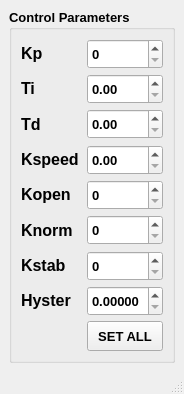
The window that admin_window.ui (smartslava/bronkhorst) describes before a commit, drawn with Qt 5.
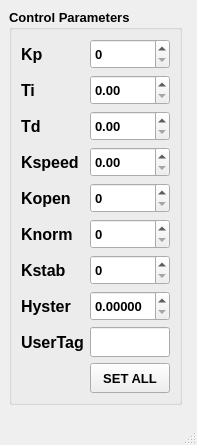
The same window after the commit.

Commit message: Migrated to PyQt6, added UserTag functionality. Added Icons

The edit to the form file:
```diff
--- a/admin_window.ui
+++ b/admin_window.ui
@@ -6,16 +6,16 @@
    <rect>
     <x>0</x>
     <y>0</y>
-    <width>184</width>
-    <height>394</height>
+    <width>197</width>
+    <height>445</height>
    </rect>
   </property>
   <property name="windowTitle">
    <string>MainWindow</string>
   </property>
   <widget class="QWidget" name="centralwidget">
-   <layout class="QVBoxLayout" name="verticalLayout">
-    <item>
+   <layout class="QFormLayout" name="formLayout">
+    <item row="0" column="0">
      <widget class="QGroupBox" name="groupBox">
       <property name="minimumSize">
        <size>
@@ -367,7 +367,55 @@
          </property>
         </widget>
        </item>
+       <item row="8" column="0">
+        <widget class="QLabel" name="label_11">
+         <property name="sizePolicy">
+          <sizepolicy hsizetype="Minimum" vsizetype="Preferred">
+           <horstretch>0</horstretch>
+           <verstretch>0</verstretch>
+          </sizepolicy>
+         </property>
+         <property name="minimumSize">
+          <size>
+           <width>60</width>
+           <height>15</height>
+          </size>
+         </property>
+         <property name="font">
+          <font>
+           <pointsize>12</pointsize>
+           <weight>75</weight>
+           <bold>true</bold>
+          </font>
+         </property>
+         <property name="text">
+          <string>UserTag</string>
+         </property>
+        </widget>
+       </item>
        <item row="8" column="1">
+        <widget class="QLineEdit" name="user_tag_lineedit">
+         <property name="sizePolicy">
+          <sizepolicy hsizetype="Minimum" vsizetype="Fixed">
+           <horstretch>0</horstretch>
+           <verstretch>0</verstretch>
+          </sizepolicy>
+         </property>
+         <property name="minimumSize">
+          <size>
+           <width>60</width>
+           <height>30</height>
+          </size>
+         </property>
+         <property name="maximumSize">
+          <size>
+           <width>80</width>
+           <height>50</height>
+          </size>
+         </property>
+        </widget>
+       </item>
+       <item row="9" column="1">
         <widget class="QPushButton" name="set_pid_button">
          <property name="enabled">
           <bool>true</bool>
```
Left out of the diff: 2 changed lines with no effect on the pictures. The commit also changes 16 other files.
